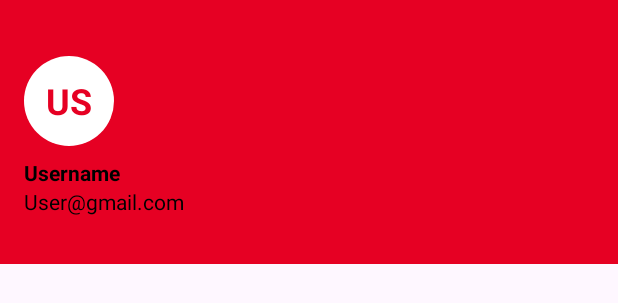
After one commit to SendzoM/TasteMealApp, an Android app: the layout nav_header.xml on its own in the app's theme, with its tools: preview values and no code run, on a phone screen of 412 x 824 dp. The commit adds this screen. Shown: the top 303 px of the screen. Run offline under Robolectric (Android 15) with nearby library versions, the phone set to English and light mode, and no system bars; network calls fail.

Commit message:
Theme updated and new xml files added

```diff
--- /dev/null
+++ b/app/src/main/res/drawable/profile_circle.xml
@@ -0,0 +1,6 @@
+<?xml version="1.0" encoding="utf-8"?>
+<shape xmlns:android="http://schemas.android.com/apk/res/android"
+    android:shape="oval">
+    <solid android:color="@color/white"/>
+
+</shape>
--- /dev/null
+++ b/app/src/main/res/layout/nav_header.xml
@@ -0,0 +1,39 @@
+<?xml version="1.0" encoding="utf-8"?>
+<LinearLayout xmlns:android="http://schemas.android.com/apk/res/android"
+    android:orientation="vertical"
+    android:layout_width="match_parent"
+    android:layout_height="176dp"
+    android:background="@color/red"
+    android:gravity="bottom"
+    android:padding="16dp"
+    android:theme="@style/ThemeOverlay.AppCompat.Dark">
+
+    <TextView
+        android:id="@+id/UserInitials"
+        android:layout_width="60dp"
+        android:layout_height="60dp"
+        android:background="@drawable/profile_circle"
+        android:gravity="center"
+        android:text="US"
+        android:textColor="@color/red"
+        android:textSize="24sp"
+        android:textStyle="bold"
+        android:layout_marginBottom="8dp"/>
+
+
+    <TextView
+        android:layout_width="wrap_content"
+        android:layout_height="wrap_content"
+        android:text="Username"
+        android:textColor="@color/black"
+        android:textStyle="bold"/>
+
+    <TextView
+        android:layout_width="wrap_content"
+        android:layout_height="wrap_content"
+        android:text="User@gmail.com"
+        android:textColor="@color/black"
+        android:textSize="14sp"
+        android:layout_marginBottom="16dp"/>
+
+</LinearLayout>
--- a/app/src/main/res/values/themes.xml
+++ b/app/src/main/res/values/themes.xml
@@ -2,7 +2,9 @@
     <!-- Base application theme. -->
     <style name="Base.Theme.RecipeApp" parent="Theme.Material3.DayNight.NoActionBar">
         <!-- Customize your light theme here. -->
-        <!-- <item name="colorPrimary">@color/my_light_primary</item> -->
+        <item name="colorPrimary">@color/red</item>
+        <item name="colorPrimaryVariant">@color/red</item>
+        <item name="android:statusBarColor">@color/red</item>
     </style>
 
     <style name="Theme.RecipeApp" parent="Base.Theme.RecipeApp" />
```
Also changed, not shown: app/src/main/res/drawable/baseline_info.xml (added, +9 -0 lines), app/src/main/res/drawable/baseline_settings.xml (added, +9 -0 lines), app/src/main/res/drawable/ic_baseline_home.xml (added, +9 -0 lines), app/src/main/res/menu/nav_menu.xml (added, +24 -0 lines).
